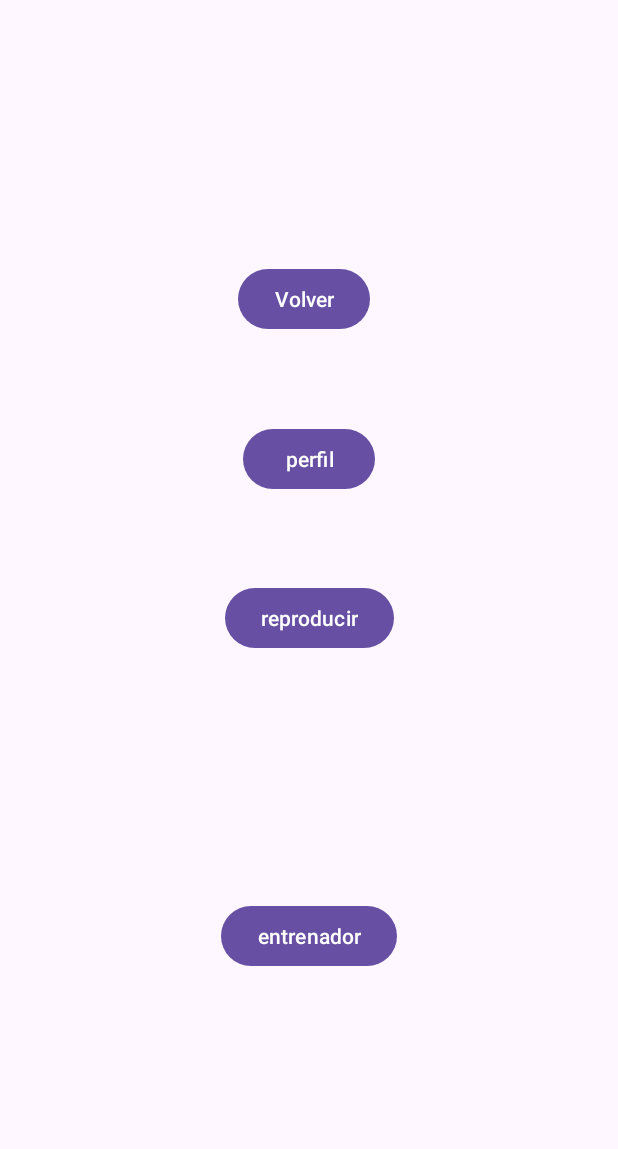
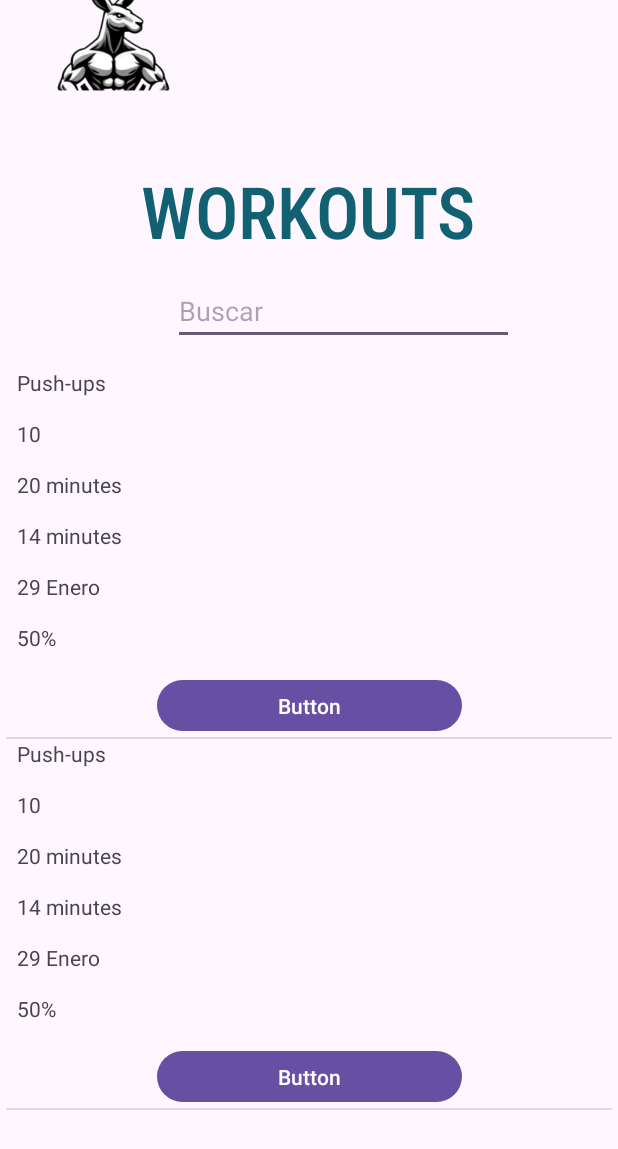
Before and after one commit to corderaa/Gym-App-Android, an Android app: the WorkoutsActivity screen opened directly, with no data from a screen before it, on a phone screen of 412 x 824 dp. Shown: the top 1149 px of the screen. Run offline under Robolectric (Android 15) with nearby library versions, the phone set to English and light mode, and no system bars.

Commit message:
Añadido funcionamiento login y workout lis

```diff
--- a/app/src/main/AndroidManifest.xml
+++ b/app/src/main/AndroidManifest.xml
@@ -31,6 +31,7 @@
         <activity android:name=".ProfileActivity" />
         <activity android:name=".WorkoutsActivity" />
         <activity android:name=".PlayActivity" />
+        <activity android:name=".WorkOutItem" />
 
         <meta-data
             android:name="preloaded_fonts"
--- a/app/src/main/java/com/example/gym_app/LoginActivity.kt
+++ b/app/src/main/java/com/example/gym_app/LoginActivity.kt
@@ -1,16 +1,29 @@
 package com.example.gym_app
 
+import android.content.ContentValues.TAG
 import android.content.Context
 import android.content.Intent
 import android.content.SharedPreferences
+import android.nfc.Tag
 import android.os.Bundle
+import android.util.Log
 import android.widget.Button
 import android.widget.CheckBox
 import android.widget.EditText
+import android.widget.TextView
+import android.widget.Toast
 import androidx.appcompat.app.AppCompatActivity
+import com.google.firebase.firestore.FirebaseFirestore
+
 
 class LoginActivity : AppCompatActivity() {
+
+    private lateinit var firestore: FirebaseFirestore
+
+
     override fun onCreate(savedInstanceState: Bundle?) {
+
+        firestore = FirebaseFirestore.getInstance()
         super.onCreate(savedInstanceState)
         setContentView(R.layout.login)
 
@@ -20,6 +33,7 @@ class LoginActivity : AppCompatActivity() {
         val userText: EditText = findViewById(R.id.userText)
         val passwordText: EditText = findViewById(R.id.passwordText)
         val sharedP: SharedPreferences = getSharedPreferences("data", Context.MODE_PRIVATE)
+        val loginButton: Button = findViewById(R.id.loginButton)
 
         userText.setText(sharedP.getString("user", ""))
         passwordText.setText(sharedP.getString("password", ""))
@@ -28,15 +42,60 @@ class LoginActivity : AppCompatActivity() {
         } else {
             rememberMe.isChecked = true
         }
+
+        loginButton.setOnClickListener {
+            try {
+                firestore.collection("users").whereEqualTo("login", userText.text.toString()).get()
+                    .addOnSuccessListener { result ->
+                        for (document in result) {
+                            Log.d(TAG, "GETTING ${document.id} => ${document.data}")
+                            if (document.get("login")
+                                    ?.equals(userText.text.toString()) == true && document.get("password")
+                                    ?.equals(passwordText.text.toString()) == true
+                            ) {
+                                Toast.makeText(
+                                    this, "login correcto", Toast.LENGTH_SHORT
+                                ).show()
+                                Log.d(TAG, "logged in")
+                                goToMenu(rememberMe, sharedP, passwordText, userText)
+                            } else {
+                                Toast.makeText(
+                                    this, "Usuario o contraseña incorrectas", Toast.LENGTH_SHORT
+                                ).show()
+                            }
+                        }
+                    }
+                    .addOnFailureListener { e ->
+                        Toast.makeText(
+                            this, "Error al intentar iniciar sesión: $e", Toast.LENGTH_SHORT
+                        ).show()
+                        Log.d(TAG, "ERROOR")
+                    }
+
+            } catch (e: SecurityException) {
+                // TODO: COMPROBAR MENSAJE DE ERROR
+                Toast.makeText(
+                    this, "El usuario no existe $e", Toast.LENGTH_SHORT
+                ).show()
+                Log.d(TAG, "ERROOR")
+            }
+
+        }
         registerButton.setOnClickListener {
             val intent = Intent(this, RegisterActivity::class.java)
             startActivity(intent)
         }
+    }
 
-        goingToMenu.setOnClickListener {
+    private fun goToMenu(
+        rememberMe: CheckBox,
+        sharedP: SharedPreferences,
+        passwordText: TextView,
+        userText: TextView
+    ) {
         val intent = Intent(this, WorkoutsActivity::class.java)
         startActivity(intent)
-            if(rememberMe.isChecked){
+        if (rememberMe.isChecked) {
             val editor: SharedPreferences.Editor = sharedP.edit()
             editor.putString("user", userText.text.toString().trim())
             editor.putString("password", passwordText.text.toString().trim())
@@ -49,4 +108,3 @@ class LoginActivity : AppCompatActivity() {
         }
     }
 }
-}
--- a/app/src/main/java/com/example/gym_app/WorkoutsActivity.kt
+++ b/app/src/main/java/com/example/gym_app/WorkoutsActivity.kt
@@ -3,7 +3,10 @@ package com.example.gym_app
 import android.content.Intent
 import android.os.Bundle
 import android.widget.Button
+import android.widget.ListView
 import androidx.appcompat.app.AppCompatActivity
+import com.example.gym_app.model.WorkOutItem
+import com.example.gym_app.model.WorkoutItemArrayAdapter
 
 class WorkoutsActivity : AppCompatActivity() {
 
@@ -11,10 +14,21 @@ class WorkoutsActivity : AppCompatActivity() {
         super.onCreate(savedInstanceState)
         setContentView(R.layout.workouts)
 
+        val myList = findViewById<ListView>(R.id.listView)
+        val workoutItem = mutableListOf<WorkOutItem>()
+
+        // DumMy items
+        workoutItem.add(WorkOutItem("Push-ups", 10, "20 minutes", "14 minutes", "29 Enero", "50%"))
+        workoutItem.add(WorkOutItem("Push-ups", 10, "20 minutes", "14 minutes", "29 Enero", "50%"))
+
+
+
+        val adapter = WorkoutItemArrayAdapter(this, R.layout.workout_item, workoutItem)
+        myList.adapter = adapter
+
         val returnButton: Button = findViewById(R.id.returnButton)
         val profileButton: Button = findViewById(R.id.profileButton)
         val coachButton: Button = findViewById(R.id.coachButton)
-        val playButton: Button = findViewById(R.id.playButton)
 
         returnButton.setOnClickListener {
             val intent = Intent(this, LoginActivity::class.java)
@@ -29,9 +43,12 @@ class WorkoutsActivity : AppCompatActivity() {
             val intent = Intent(this, CoachActivity::class.java)
             startActivity(intent)
         }
-        playButton.setOnClickListener {
-            val intent = Intent(this, PlayActivity::class.java)
-            startActivity(intent)
-        }
+
+
+
+       // playButton.setOnClickListener {
+       //     val intent = Intent(this, PlayActivity::class.java)
+        //    startActivity(intent)
+        //}
     }
 }
--- /dev/null
+++ b/app/src/main/java/com/example/gym_app/model/WorkOutItem.kt
@@ -0,0 +1,54 @@
+package com.example.gym_app.model
+
+import android.content.Context
+import android.content.Intent
+import android.view.LayoutInflater
+import android.view.View
+import android.view.ViewGroup
+import android.widget.ArrayAdapter
+import android.widget.TextView
+import androidx.core.content.ContextCompat.startActivity
+import com.example.gym_app.PlayActivity
+import com.example.gym_app.R
+
+class WorkOutItem(
+    var userName: String,
+    var userLevel: Int,
+    var realTime: String,
+    var predictedTime: String,
+    var workoutDate: String,
+    var exercisesDone: String
+)
+
+class WorkoutItemArrayAdapter(
+    context: Context?,
+    resource: Int,
+    objects: List<WorkOutItem>?
+) : ArrayAdapter<WorkOutItem>(context!!, resource, objects!!) {
+    override fun getView(position: Int, convertView: View?, parent: ViewGroup): View {
+        val view = convertView ?: LayoutInflater.from(this.context)
+            .inflate(R.layout.workout_item, parent, false)
+
+        val userName = view.findViewById<TextView>(R.id.textViewName)
+        val userLevel = view.findViewById<TextView>(R.id.textViewLevel)
+        val realTime = view.findViewById<TextView>(R.id.textRealTime)
+        val predictedTime = view.findViewById<TextView>(R.id.textViewPredictedTime)
+        val workoutDate = view.findViewById<TextView>(R.id.textViewWorkoutDate)
+        val exercisesDone = view.findViewById<TextView>(R.id.textViewExercisesDone)
+        val button = view.findViewById<TextView>(R.id.button)
+
+        getItem(position)?.let {
+            userName.text = it.userName
+            userLevel.text = it.userLevel.toString()
+            realTime.text = it.realTime
+            predictedTime.text = it.predictedTime
+            workoutDate.text = it.workoutDate
+            exercisesDone.text = it.exercisesDone
+        }
+        button.setOnClickListener {
+            val intent = Intent(context, PlayActivity::class.java)
+            context.startActivity(intent)
+        }
+        return view
+    }
+}
--- /dev/null
+++ b/app/src/main/res/layout/workout_item.xml
@@ -0,0 +1,83 @@
+<?xml version="1.0" encoding="utf-8"?>
+<androidx.constraintlayout.widget.ConstraintLayout xmlns:android="http://schemas.android.com/apk/res/android"
+    xmlns:app="http://schemas.android.com/apk/res-auto"
+    xmlns:tools="http://schemas.android.com/tools"
+    android:layout_width="match_parent"
+    android:layout_height="match_parent">
+
+    <TextView
+        android:id="@+id/textRealTime"
+        android:layout_width="384dp"
+        android:layout_height="34dp"
+        android:text="Tiempo Real"
+        app:layout_constraintBottom_toTopOf="@+id/textViewPredictedTime"
+        app:layout_constraintEnd_toEndOf="parent"
+        app:layout_constraintHorizontal_bias="0.38"
+        app:layout_constraintStart_toStartOf="parent"
+        app:layout_constraintTop_toBottomOf="@+id/textViewLevel" />
+
+    <TextView
+        android:id="@+id/textViewPredictedTime"
+        android:layout_width="384dp"
+        android:layout_height="34dp"
+        android:text="Tiempo Previsto"
+        app:layout_constraintBottom_toTopOf="@+id/textViewWorkoutDate"
+        app:layout_constraintEnd_toEndOf="parent"
+        app:layout_constraintHorizontal_bias="0.38"
+        app:layout_constraintStart_toStartOf="parent"
+        app:layout_constraintTop_toBottomOf="@+id/textRealTime" />
+
+    <TextView
+        android:id="@+id/textViewWorkoutDate"
+        android:layout_width="384dp"
+        android:layout_height="34dp"
+        android:text="Fecha"
+        app:layout_constraintBottom_toTopOf="@+id/textViewExercisesDone"
+        app:layout_constraintEnd_toEndOf="parent"
+        app:layout_constraintHorizontal_bias="0.38"
+        app:layout_constraintStart_toStartOf="parent"
+        app:layout_constraintTop_toBottomOf="@+id/textViewPredictedTime" />
+
+    <TextView
+        android:id="@+id/textViewExercisesDone"
+        android:layout_width="384dp"
+        android:layout_height="34dp"
+        android:text="Ejercicios Completados"
+        app:layout_constraintBottom_toTopOf="@+id/button"
+        app:layout_constraintEnd_toEndOf="parent"
+        app:layout_constraintHorizontal_bias="0.38"
+        app:layout_constraintStart_toStartOf="parent"
+        app:layout_constraintTop_toBottomOf="@+id/textViewWorkoutDate" />
+
+    <TextView
+        android:id="@+id/textViewName"
+        android:layout_width="384dp"
+        android:layout_height="34dp"
+        android:text="Nombre"
+        app:layout_constraintBottom_toTopOf="@+id/textViewLevel"
+        app:layout_constraintEnd_toEndOf="parent"
+        app:layout_constraintHorizontal_bias="0.38"
+        app:layout_constraintStart_toStartOf="parent"
+        app:layout_constraintTop_toTopOf="parent" />
+
+    <TextView
+        android:id="@+id/textViewLevel"
+        android:layout_width="384dp"
+        android:layout_height="34dp"
+        android:text="Nivel"
+        app:layout_constraintBottom_toTopOf="@+id/textRealTime"
+        app:layout_constraintEnd_toEndOf="parent"
+        app:layout_constraintHorizontal_bias="0.38"
+        app:layout_constraintStart_toStartOf="parent"
+        app:layout_constraintTop_toBottomOf="@+id/textViewName" />
+
+    <Button
+        android:id="@+id/button"
+        android:layout_width="203dp"
+        android:layout_height="42dp"
+        android:text="Button"
+        app:layout_constraintBottom_toBottomOf="parent"
+        app:layout_constraintEnd_toEndOf="parent"
+        app:layout_constraintStart_toStartOf="parent"
+        app:layout_constraintTop_toBottomOf="@+id/textViewExercisesDone" />
+</androidx.constraintlayout.widget.ConstraintLayout>
--- a/app/src/main/res/layout/workouts.xml
+++ b/app/src/main/res/layout/workouts.xml
@@ -5,46 +5,111 @@
     android:layout_width="match_parent"
     android:layout_height="match_parent">
 
+    <EditText
+        android:id="@+id/editTextTextSearch4"
+        android:layout_width="227dp"
+        android:layout_height="45dp"
+        android:ems="10"
+        android:hint="@string/Search"
+        android:inputType="text"
+        app:layout_constraintBottom_toBottomOf="parent"
+        app:layout_constraintEnd_toEndOf="parent"
+        app:layout_constraintHorizontal_bias="0.625"
+        app:layout_constraintStart_toStartOf="parent"
+        app:layout_constraintTop_toTopOf="parent"
+        app:layout_constraintVertical_bias="0.237" />
+
+    <ImageButton
+        android:id="@+id/imageButtonFilter4"
+        android:layout_width="42dp"
+        android:layout_height="31dp"
+        android:layout_marginTop="207dp"
+        android:layout_marginBottom="653dp"
+        android:background="@color/backgroundColor"
+        app:layout_constraintBottom_toBottomOf="parent"
+        app:layout_constraintEnd_toEndOf="parent"
+        app:layout_constraintHorizontal_bias="0.184"
+        app:layout_constraintStart_toStartOf="parent"
+        app:layout_constraintTop_toTopOf="parent"
+        app:srcCompat="@drawable/logofiltrar" />
+
+    <TextView
+        android:id="@+id/textViewTitleCoach4"
+        android:layout_width="274dp"
+        android:layout_height="61dp"
+        android:fontFamily="sans-serif-condensed-medium"
+        android:text="WORKOUTS"
+        android:textAlignment="center"
+        android:textColor="@color/aquamarine"
+        android:textSize="48sp"
+        app:layout_constraintBottom_toBottomOf="parent"
+        app:layout_constraintEnd_toEndOf="parent"
+        app:layout_constraintHorizontal_bias="0.496"
+        app:layout_constraintStart_toStartOf="parent"
+        app:layout_constraintTop_toTopOf="parent"
+        app:layout_constraintVertical_bias="0.142" />
+
     <Button
         android:id="@+id/returnButton"
         android:layout_width="wrap_content"
         android:layout_height="wrap_content"
+        android:layout_marginTop="38dp"
+        android:layout_marginBottom="805dp"
         android:text="Volver"
         app:layout_constraintBottom_toBottomOf="parent"
         app:layout_constraintEnd_toEndOf="parent"
-        app:layout_constraintHorizontal_bias="0.489"
+        app:layout_constraintHorizontal_bias="0.919"
         app:layout_constraintStart_toStartOf="parent"
-        app:layout_constraintTop_toTopOf="parent"
-        app:layout_constraintVertical_bias="0.226" />
+        app:layout_constraintTop_toTopOf="parent" />
 
     <Button
         android:id="@+id/profileButton"
         android:layout_width="wrap_content"
         android:layout_height="wrap_content"
+        android:layout_marginTop="827dp"
+        android:layout_marginBottom="16dp"
         android:text="perfil"
-        app:layout_constraintBottom_toTopOf="@+id/playButton"
+        app:layout_constraintBottom_toBottomOf="parent"
         app:layout_constraintEnd_toEndOf="parent"
+        app:layout_constraintHorizontal_bias="0.099"
         app:layout_constraintStart_toStartOf="parent"
-        app:layout_constraintTop_toBottomOf="@+id/returnButton" />
-
-    <Button
-        android:id="@+id/playButton"
-        android:layout_width="wrap_content"
-        android:layout_height="wrap_content"
-        android:text="reproducir"
-        app:layout_constraintBottom_toTopOf="@+id/coachButton"
-        app:layout_constraintEnd_toEndOf="parent"
-        app:layout_constraintStart_toStartOf="parent"
-        app:layout_constraintTop_toBottomOf="@+id/returnButton" />
+        app:layout_constraintTop_toTopOf="parent" />
 
     <Button
         android:id="@+id/coachButton"
         android:layout_width="wrap_content"
         android:layout_height="wrap_content"
-        android:layout_marginTop="200dp"
+        android:layout_marginTop="827dp"
+        android:layout_marginBottom="16dp"
         android:text="entrenador"
         app:layout_constraintBottom_toBottomOf="parent"
         app:layout_constraintEnd_toEndOf="parent"
+        app:layout_constraintHorizontal_bias="0.907"
         app:layout_constraintStart_toStartOf="parent"
-        app:layout_constraintTop_toBottomOf="@+id/returnButton" />
+        app:layout_constraintTop_toTopOf="parent" />
+
+    <ImageView
+        android:id="@+id/imageViewLogo4"
+        android:layout_width="89dp"
+        android:layout_height="88dp"
+        android:layout_marginTop="16dp"
+        android:layout_marginBottom="787dp"
+        app:layout_constraintBottom_toBottomOf="parent"
+        app:layout_constraintEnd_toEndOf="parent"
+        app:layout_constraintHorizontal_bias="0.099"
+        app:layout_constraintStart_toStartOf="parent"
+        app:layout_constraintTop_toTopOf="parent"
+        app:srcCompat="@drawable/cagaroo" />
+
+    <ListView
+        android:id="@+id/listView"
+        android:layout_width="404dp"
+        android:layout_height="547dp"
+        android:layout_marginTop="279dp"
+        android:layout_marginBottom="65dp"
+        app:layout_constraintBottom_toBottomOf="parent"
+        app:layout_constraintEnd_toEndOf="parent"
+        app:layout_constraintStart_toStartOf="parent"
+        app:layout_constraintTop_toTopOf="parent" />
+
 </androidx.constraintlayout.widget.ConstraintLayout>
```
Lines whose indentation alone changed are shown as unchanged.
